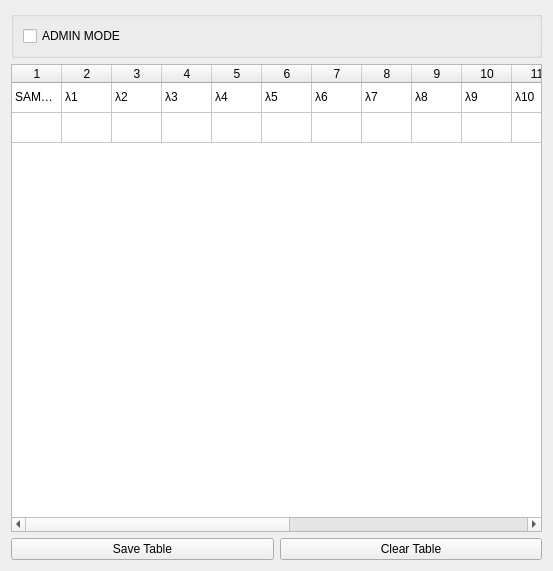
Qt form interfaces/rigth_panel.ui (plailok/PyQT5_Color_Sensor) before a commit.
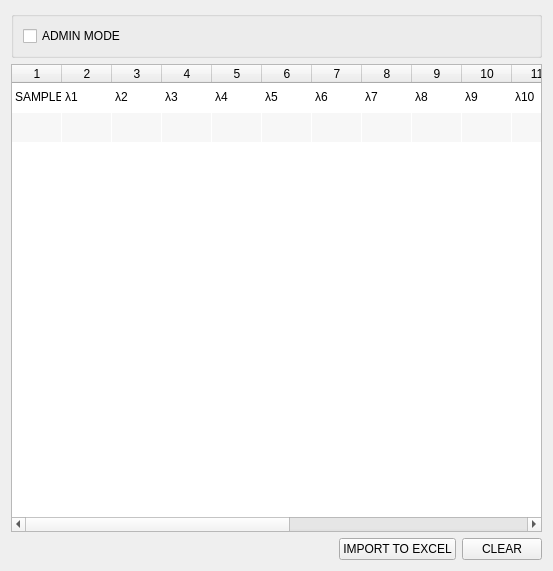
The same form after that commit.

Commit message: table_widget redesign save to excel added

Diff of the .ui file:
```diff
--- a/interfaces/rigth_panel.ui
+++ b/interfaces/rigth_panel.ui
@@ -44,6 +44,27 @@
    </item>
    <item>
     <widget class="QTableWidget" name="tableWidget">
+     <property name="tabKeyNavigation">
+      <bool>false</bool>
+     </property>
+     <property name="showDropIndicator" stdset="0">
+      <bool>false</bool>
+     </property>
+     <property name="dragDropOverwriteMode">
+      <bool>false</bool>
+     </property>
+     <property name="alternatingRowColors">
+      <bool>true</bool>
+     </property>
+     <property name="selectionBehavior">
+      <enum>QAbstractItemView::SelectRows</enum>
+     </property>
+     <property name="textElideMode">
+      <enum>Qt::ElideNone</enum>
+     </property>
+     <property name="gridStyle">
+      <enum>Qt::NoPen</enum>
+     </property>
      <property name="rowCount">
       <number>2</number>
      </property>
@@ -195,17 +216,30 @@
    </item>
    <item>
     <layout class="QHBoxLayout" name="horizontalLayout">
+     <item>
+      <spacer name="horizontalSpacer">
+       <property name="orientation">
+        <enum>Qt::Horizontal</enum>
+       </property>
+       <property name="sizeHint" stdset="0">
+        <size>
+         <width>40</width>
+         <height>20</height>
+        </size>
+       </property>
+      </spacer>
+     </item>
      <item>
       <widget class="QPushButton" name="saveTableButton">
        <property name="text">
-        <string>Save Table</string>
+        <string>IMPORT TO EXCEL</string>
        </property>
       </widget>
      </item>
      <item>
       <widget class="QPushButton" name="clearTableButton">
        <property name="text">
-        <string>Clear Table</string>
+        <string>CLEAR</string>
        </property>
       </widget>
      </item>
```
Left out of the diff: 3 changed lines with no effect on the pictures. The commit also changes 3 other files.
